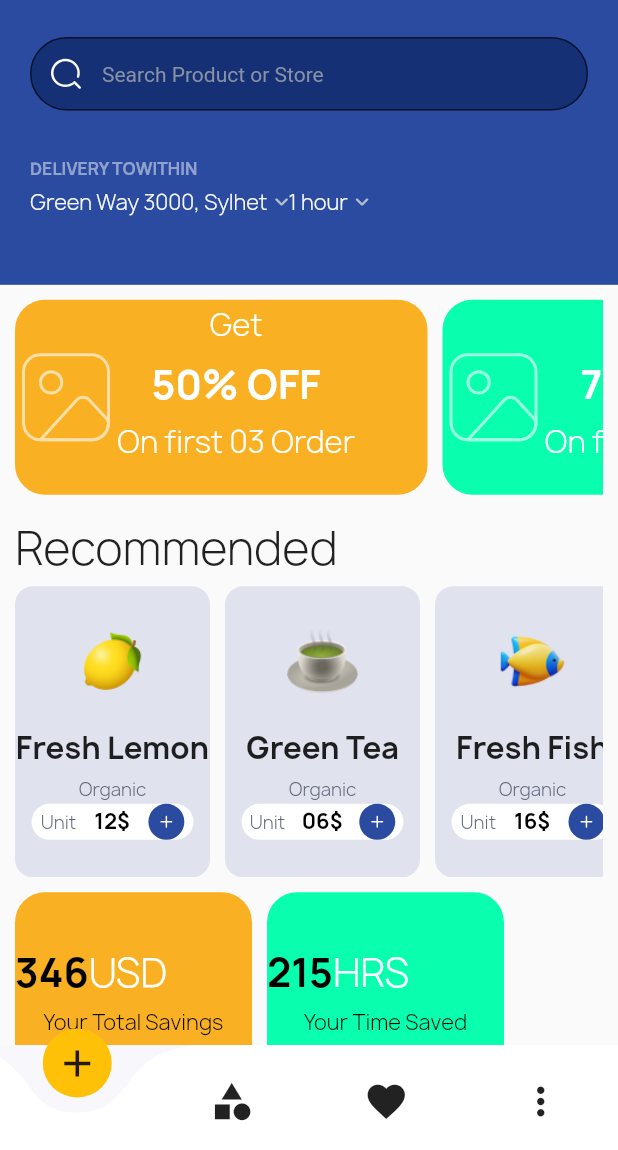
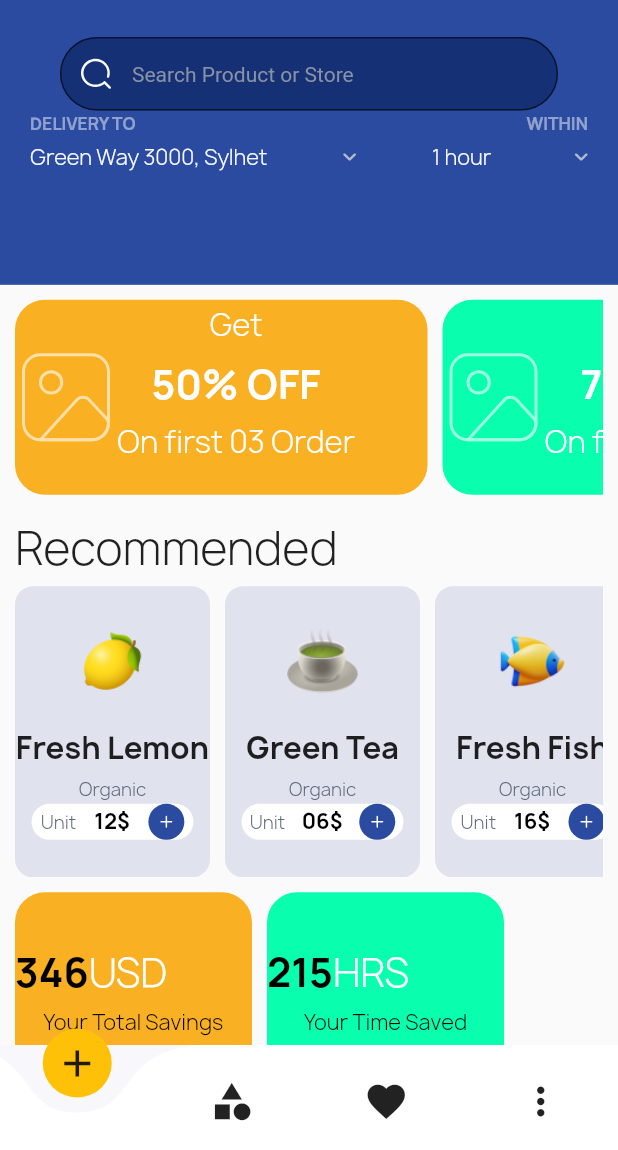
Before and after one commit to Suhaibusman/miniappflutter, a Flutter app: the HomeScreen screen opened directly, on a phone screen of 412 x 824 dp, the part 86-1236 px from its top. Run offline on Flutter 3.47's test engine with Material 2 defaults, Android fonts, the phone set to English and light mode, and no system bars; drawn by our look-alikes of curved_navigation_bar; our stand-ins replace flutter_svg.

Commit message:
mini app

```diff
--- a/lib/screens/home/widgets/grocerytop.dart
+++ b/lib/screens/home/widgets/grocerytop.dart
@@ -15,11 +15,11 @@ class _HomeTopDataState extends State<HomeTopData> {
       color: const Color(0xff2A4BA0),
       width: MediaQuery.of(context).size.width,
       height: MediaQuery.of(context).size.height*0.3,
+      child: Padding(
+        padding: const EdgeInsets.all(20.0),
         child: Column(
           children: [
-          Padding(
-            padding: const EdgeInsets.only(top: 20, left: 20, right: 20),
-            child: Row(
+            Row(
               children: [
                 const Expanded(
                   child: Text(
@@ -37,7 +37,6 @@ class _HomeTopDataState extends State<HomeTopData> {
                   fit: BoxFit.cover,
                 )
               ],
-            ),
             ),
             Padding(
               padding: const EdgeInsets.only(top: 25, left: 20, right: 20),
@@ -59,10 +58,6 @@ class _HomeTopDataState extends State<HomeTopData> {
               ),
             ),
             Row(
-            children: [
-              Padding(
-                padding: const EdgeInsets.only(top: 30, left: 20),
-                child: Row(
               mainAxisAlignment: MainAxisAlignment.spaceBetween,
               children: [
                 Text(
@@ -83,14 +78,10 @@ class _HomeTopDataState extends State<HomeTopData> {
                 ),
               ],
             ),
-              ),
-            ],
-          ),
             Row(
+             mainAxisAlignment: MainAxisAlignment.spaceBetween,
               children: [
-              const SizedBox(
-                width: 20,
-              ),
+
                 const Text(
                   "Green Way 3000, Sylhet",
                   style: TextStyle(
@@ -98,10 +89,7 @@ class _HomeTopDataState extends State<HomeTopData> {
                       fontSize: 14,
                       color: Color(0xffF8F9FB)),
                 ),
-              Padding(
-                padding: const EdgeInsets.only(left: 5),
-                child: SvgPicture.asset("assets/images/arrow Iocn.svg", fit: BoxFit.cover,),
-              ),
+                SvgPicture.asset("assets/images/arrow Iocn.svg", fit: BoxFit.cover,),
 
                 const Text(
                   "1 hour",
@@ -118,6 +106,7 @@ class _HomeTopDataState extends State<HomeTopData> {
             ),
           ],
         ),
+      ),
 
 
 
```
Lines whose indentation alone changed are shown as unchanged.
